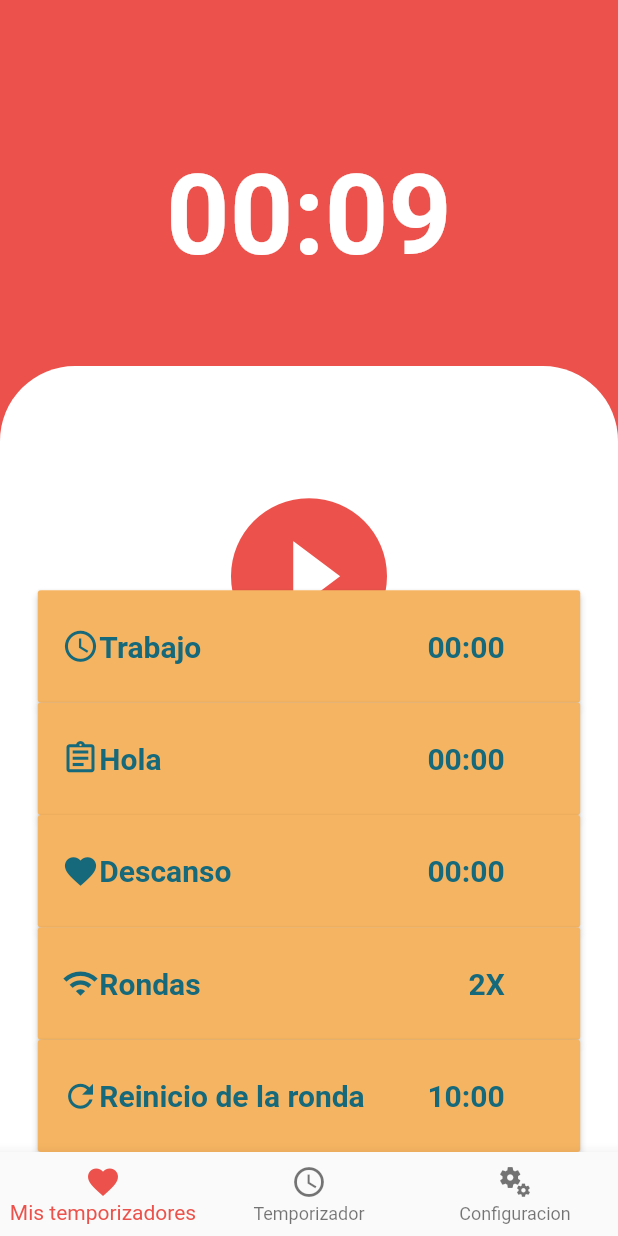
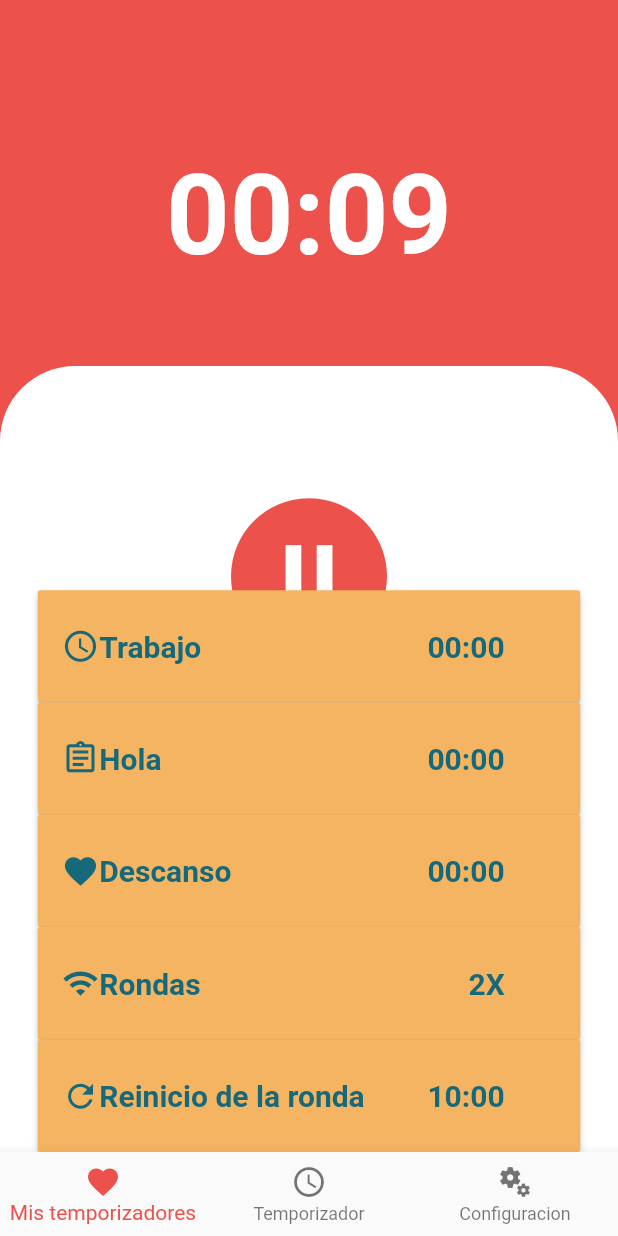
Before and after one commit to nvalery12/Proyecto, a Flutter app: the screen it shows after launch, after a tap on the "play circle filled" icon, on a phone screen of 412 x 824 dp. Run offline on Flutter 3.47's test engine with Material 2 defaults, Android fonts, the phone set to English and light mode, and no system bars.

Commit message:
Cambiando icono de play a pause y viceversa

```diff
--- a/proyecto/lib/timerPage.dart
+++ b/proyecto/lib/timerPage.dart
@@ -3,7 +3,7 @@ import 'dart:async';
 import 'package:flutter/material.dart';
 import 'time_card_list.dart';
 
-int secTraining = 15, minTraining = 0, secRest=15, minRest=0, sets=2, exercises = 2; // minutos, segundos, secundos de descanso y sets. Por ahora esta inicializado, pero cuando este listo se le guardaran los valores que se le pasen
+int secTraining = 15, minTraining = 0, secRest=15, minRest=0, secRoundRest = 10, minRoundRest = 0, sets=2, exercises = 2; // minutos, segundos, secundos de descanso y sets. Por ahora esta inicializado, pero cuando este listo se le guardaran los valores que se le pasen
 String secText, minText;
 var seconds, minutes;
 
@@ -23,15 +23,17 @@ class _Timer_Page extends State<Timer_Page>{
   bool isTimerActive = false;
   var timerQueue = List<Duration>();
   Timer currentTimer;
+  var icon = Icons.play_circle_fill;
 
   //Create the sets
   void startSets() {
     timerQueue.add(Duration(seconds: 10));
     for (var i = 0; i < sets; i++) {
       for (var j = 0; j < exercises; j++) {
-        timerQueue.add(Duration(seconds: 15));
+        timerQueue.add(Duration(seconds: secTraining,minutes:minTraining ));
+        timerQueue.add(Duration(seconds:secRest ,minutes:minRest ));
       }
-      timerQueue.add(Duration(seconds: 12));
+      timerQueue.add(Duration(seconds:secRoundRest ,minutes: minRoundRest ));
     }
     startNextTimer();
   }
@@ -71,6 +73,7 @@ class _Timer_Page extends State<Timer_Page>{
       });
     });
   }
+
   @override
   Widget build(BuildContext context) {
     // TODO: implement build
@@ -106,7 +109,7 @@ class _Timer_Page extends State<Timer_Page>{
           ),
           Center(
             child: IconButton( //Boton de reloj del centro
-              icon: Icon(Icons.play_circle_fill,
+              icon: Icon(icon,
                 color: Color(0xffec524b),
               ),
               iconSize: 125,
@@ -118,9 +121,15 @@ class _Timer_Page extends State<Timer_Page>{
                     }else{
                       startNextTimer();
                     }
+                    setState(() {
+                      icon = Icons.pause_circle_filled;
+                    });
                   }else{
                     isTimerActive = false;
                     stopTimer();
+                    setState(() {
+                      icon = Icons.play_circle_fill;
+                    });
                   }
                 },
             ),
```
